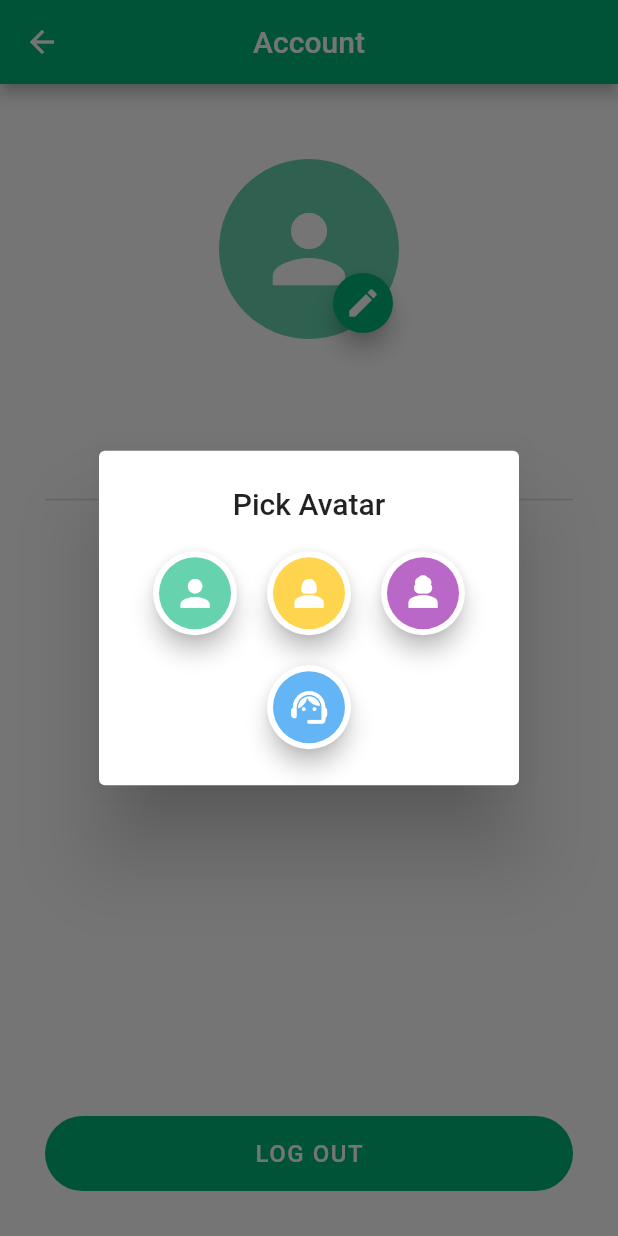
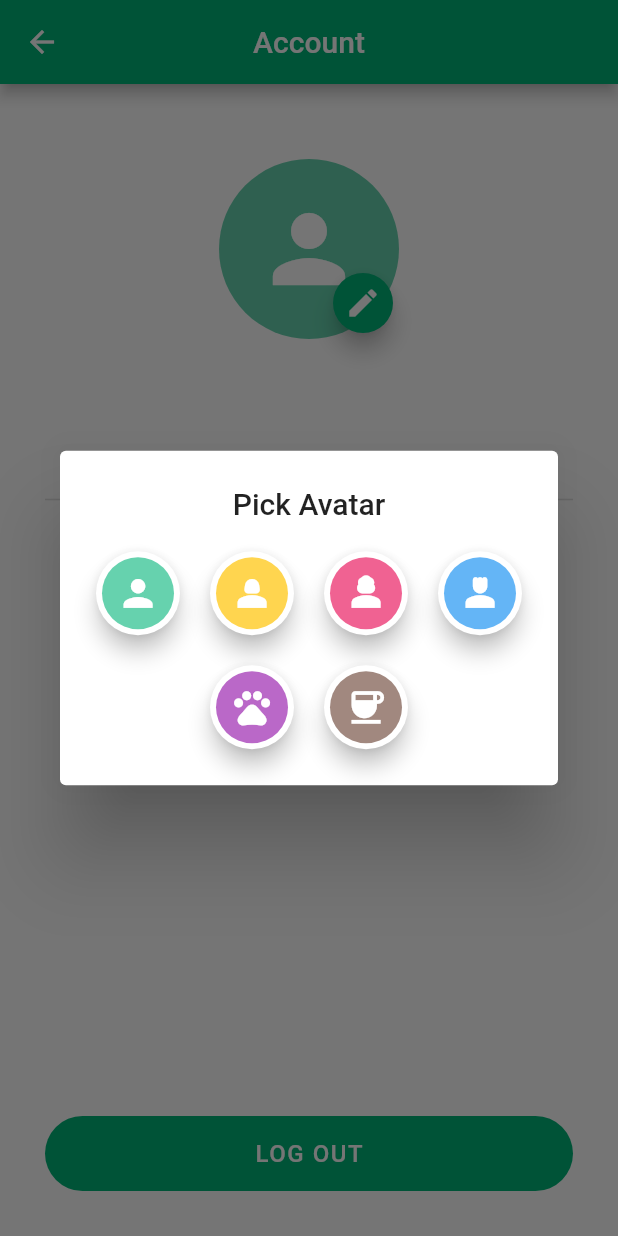
Before and after one commit to nikolay-potehin/firebase_login_app, a Flutter app: the AccountPage screen opened directly, after a tap on the "edit" icon, on a phone screen of 412 x 824 dp. Run offline on Flutter 3.47's test engine with Material 2 defaults, Android fonts, the light colour scheme and no system bars; our stand-ins replace cloud_firestore, firebase_auth, firebase_core; accounts and stored records are empty.

Commit message:
added more icons

```diff
--- a/lib/models/user_avatars.dart
+++ b/lib/models/user_avatars.dart
@@ -3,7 +3,7 @@ import 'package:firebase_login_app/theme.dart';
 import 'package:flutter/material.dart';
 
 class UserAvatars {
-  static final avatars = {
+  static final _avatars = {
     'person': UserAvatarData(
       iconData: Icons.person,
       backgroundColor: myPrimarySwatch.shade300,
@@ -14,17 +14,38 @@ class UserAvatars {
     ),
     'person_3': UserAvatarData(
       iconData: Icons.person_3,
+      backgroundColor: Colors.pink.shade300,
+    ),
+    'person_4': UserAvatarData(
+      iconData: Icons.person_4,
+      backgroundColor: Colors.blue.shade300,
+    ),
+    'pets': UserAvatarData(
+      iconData: Icons.pets,
       backgroundColor: Colors.purple.shade300,
     ),
+    'coffee': UserAvatarData(
+      iconData: Icons.coffee,
+      backgroundColor: Colors.brown.shade300,
+    ),
+    'developer': UserAvatarData(
+      iconData: Icons.view_in_ar_rounded,
+      backgroundColor: Colors.blueGrey.shade300,
+    ),
     'admin': UserAvatarData(
-      iconData: Icons.support_agent_rounded,
-      backgroundColor: Colors.blue.shade300,
+      iconData: Icons.manage_accounts,
+      backgroundColor: Colors.indigo.shade300,
     ),
   };
 
-  static UserAvatarData get person => avatars.values.first;
+  static final _secureNames = ['admin', 'developer'];
 
-  static UserAvatarData avatarData(String? name) => avatars[name] ?? person;
+  static Iterable<MapEntry<String, UserAvatarData>> get avatars =>
+      _avatars.entries.where((element) => !_secureNames.contains(element.key));
+
+  static UserAvatarData get person => _avatars.values.first;
+
+  static UserAvatarData avatarData(String? name) => _avatars[name] ?? person;
 
   static UserAvatarData fromUserData(UserData user) =>
       avatarData(user.avatarName);
--- a/lib/pages/home/account/account_page.dart
+++ b/lib/pages/home/account/account_page.dart
@@ -74,7 +74,8 @@ class _AccountPageBody extends StatelessWidget {
 
   void _editAvatar(BuildContext context, UserData user) {
     final avatars = <Widget>[];
-    UserAvatars.avatars.forEach((name, avatarData) => avatars.add(
+    for (var entry in UserAvatars.avatars) {
+      avatars.add(
         FloatingActionButton(
           onPressed: () {
             if (context.mounted) Navigator.of(context).pop();
@@ -83,13 +84,14 @@ class _AccountPageBody extends StatelessWidget {
                 .collection('users')
                 .doc(user.email)
                 .update({
-                'avatarName': name,
+              'avatarName': entry.key,
             });
           },
           backgroundColor: Colors.white,
-            child: UserAvatar(avatarData, radius: 24),
+          child: UserAvatar(entry.value, radius: 24),
         ),
-        ));
+      );
+    }
 
     showDialog(
       context: context,
```
Lines whose indentation alone changed are shown as unchanged.
